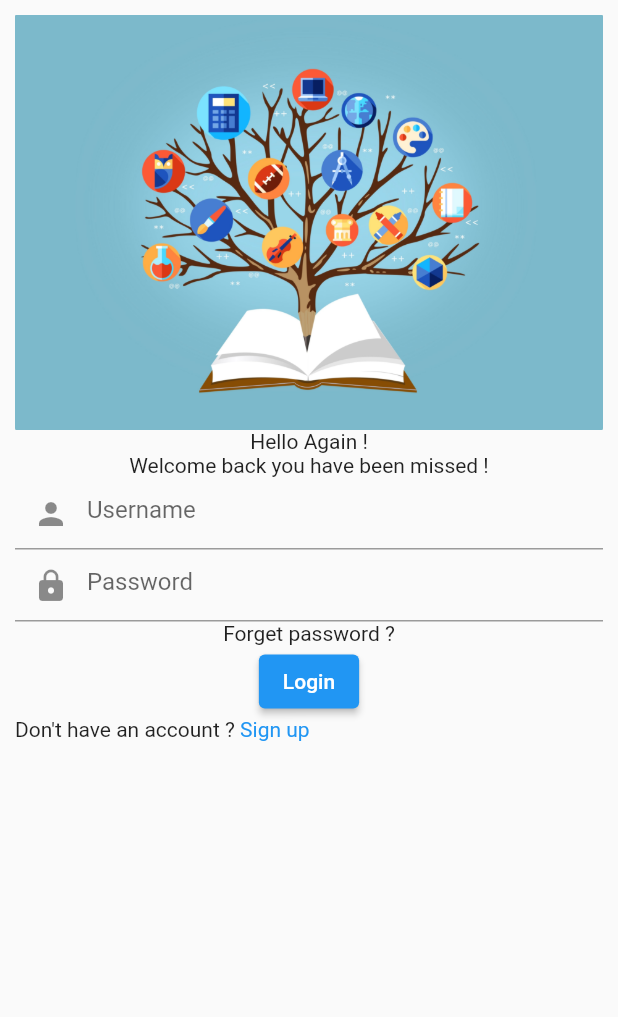
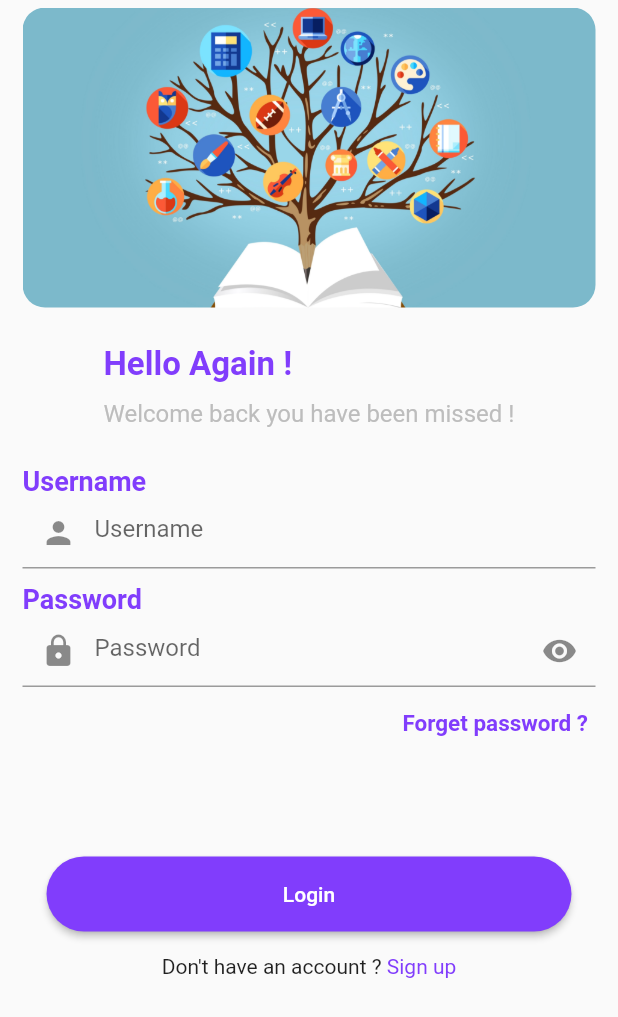
Before and after one commit to RegisSalesRA/django_flutter_college, a Flutter app: the screen it shows after launch, on a phone screen of 412 x 824 dp. Shown: the top 1017 px of the screen. Run offline on Flutter 3.47's test engine with Material 2 defaults, Android fonts, the phone set to English and light mode, and no system bars.

Commit message:
Finish Login Screen Start SignScreen

```diff
--- a/client_flutter/lib/app/colors/colors.dart
+++ b/client_flutter/lib/app/colors/colors.dart
@@ -1,8 +1,8 @@
 import 'package:flutter/material.dart';
 
 abstract class ColorsTheme {
-  static const MaterialColor kToDark = MaterialColor(
-    0xff2595be, // 0% comes in here, this will be color picked if no shade is selected when defining a Color property which doesn’t require a swatch.
+  static const MaterialColor themeColor = MaterialColor(
+    0xff813DFC,
     <int, Color>{
       50: Color(0xFF004999), //10%
       100: Color(0xFF004999), //20%
--- a/client_flutter/lib/app/config/app_config.dart
+++ b/client_flutter/lib/app/config/app_config.dart
@@ -0,0 +1,29 @@
+import 'package:client_flutter/app/colors/colors.dart';
+import 'package:client_flutter/app/config/themes/text_theme.config.dart';
+import 'package:flutter/material.dart';
+import 'package:flutter/services.dart';
+import '../routes/routes.dart';
+
+class AppConfig extends StatelessWidget {
+  const AppConfig({Key? key}) : super(key: key);
+
+  @override
+  Widget build(BuildContext context) {
+    SystemChrome.setPreferredOrientations([DeviceOrientation.portraitUp]);
+    SystemChrome.setSystemUIOverlayStyle(SystemUiOverlayStyle.light);
+    return MaterialApp(
+      title: 'Flutter College',
+      debugShowCheckedModeBanner: false,
+      theme: ThemeData(
+        iconTheme: const IconThemeData(color: ColorsTheme.secondaryColor),
+        colorScheme:
+            ColorScheme.fromSwatch(primarySwatch: ColorsTheme.themeColor)
+                .copyWith(secondary: ColorsTheme.primaryColor),
+        textTheme: textThemeConfig(),
+      ),
+      initialRoute: Routes.initial,
+      routes: Routes.list,
+      navigatorKey: Routes.navigatorKey,
+    );
+  }
+}
--- a/client_flutter/lib/app/routes/routes.dart
+++ b/client_flutter/lib/app/routes/routes.dart
@@ -0,0 +1,18 @@
+import 'package:client_flutter/presentation/signup/signup.dart';
+import 'package:flutter/material.dart';
+
+import '../../presentation/login/login.dart';
+
+class Routes {
+  static Map<String, Widget Function(BuildContext)> list =
+      <String, WidgetBuilder>{
+    '/': (context) => const Login(),
+    '/register': (context) => const SignUp(),
+  };
+
+  static String initial = '/';
+  static String register = '/register';
+  static String chart = '/chart';
+
+  static GlobalKey<NavigatorState>? navigatorKey = GlobalKey<NavigatorState>();
+}
--- a/client_flutter/lib/main.dart
+++ b/client_flutter/lib/main.dart
@@ -1,19 +1,6 @@
-import 'package:client_flutter/presentation/login/login.dart';
 import 'package:flutter/material.dart';
+import 'app/config/app_config.dart';
 
 void main() {
-  runApp(const MyApp());
+  runApp(const AppConfig());
 }
-
-class MyApp extends StatelessWidget {
-  const MyApp({Key? key}) : super(key: key);
-
-  @override
-  Widget build(BuildContext context) {
-    return const MaterialApp(
-      title: 'Flutter Animate Demo',
-      debugShowCheckedModeBanner: false,
-      home: Login(),
-    );
-  }
-}
--- a/client_flutter/lib/presentation/login/login.dart
+++ b/client_flutter/lib/presentation/login/login.dart
@@ -1,4 +1,7 @@
+import 'package:client_flutter/app/colors/colors.dart';
 import 'package:flutter/material.dart';
+
+import '../../app/routes/routes.dart';
 
 class Login extends StatefulWidget {
   const Login({super.key});
@@ -10,40 +13,151 @@ class Login extends StatefulWidget {
 class _LoginState extends State<Login> {
   @override
   Widget build(BuildContext context) {
-    return Scaffold(
-      body: Container(
-        padding: const EdgeInsets.all(10),
+    return SafeArea(
+      child: Scaffold(
+        body: Padding(
+          padding: const EdgeInsets.symmetric(vertical: 5, horizontal: 15),
+          child: SingleChildScrollView(
             child: Column(children: [
-          Image.asset('assets/images/image_login.jpg'),
-          const Text("Hello Again !"),
-          const Text("Welcome back you have been missed !"),
+              Column(
+                children: [
+                  Container(
+                    height: 200,
+                    width: double.infinity,
+                    decoration: const BoxDecoration(
+                      borderRadius: BorderRadius.all(Radius.circular(15)),
+                      image: DecorationImage(
+                        image: AssetImage(
+                          'assets/images/image_login.jpg',
+                        ),
+                        fit: BoxFit.cover,
+                      ),
+                    ),
+                  ),
+                ],
+              ),
+              Column(
+                children: [
+                  Column(
+                    crossAxisAlignment: CrossAxisAlignment.start,
+                    mainAxisAlignment: MainAxisAlignment.start,
+                    children: [
+                      const SizedBox(
+                        height: 25,
+                      ),
+                      Text(
+                        "Hello Again !",
+                        style: Theme.of(context).textTheme.headline1,
+                      ),
+                      const SizedBox(
+                        height: 10,
+                      ),
+                      Text("Welcome back you have been missed !",
+                          style: Theme.of(context).textTheme.headline3),
+                      const SizedBox(
+                        height: 25,
+                      ),
+                    ],
+                  ),
+                  Column(
+                    mainAxisAlignment: MainAxisAlignment.spaceBetween,
+                    children: [
                       Form(
                         child: Column(children: [
+                          Column(
+                            crossAxisAlignment: CrossAxisAlignment.start,
+                            children: [
+                              Text("Username",
+                                  style: Theme.of(context).textTheme.headline2),
                               TextFormField(
                                 decoration: const InputDecoration(
-                    prefixIcon: Icon(Icons.person), hintText: 'Username'),
+
+                                    prefixIcon: Icon(Icons.person),
+                                    hintText: 'Username'),
                               ),
+                            ],
+                          ),
+                          const SizedBox(
+                            height: 10,
+                          ),
+                          Column(
+                            crossAxisAlignment: CrossAxisAlignment.start,
+                            children: [
+                              Text("Password",
+                                  style: Theme.of(context).textTheme.headline2),
                               TextFormField(
-                obscureText: true,
                                 decoration: const InputDecoration(
-                    prefixIcon: Icon(Icons.lock), hintText: 'Password'),
+                                    prefixIcon: Icon(Icons.lock),
+                                    suffixIcon: InkWell(
+                                      child: Icon(Icons.visibility),
+                                    ),
+                                    hintText: 'Password'),
+                              ),
+                            ],
                           ),
                         ]),
                       ),
-          const Text("Forget password ?"),
-          ElevatedButton(onPressed: () {}, child: const Text("Login")),
+                      Padding(
+                        padding: const EdgeInsets.symmetric(
+                            vertical: 15, horizontal: 5),
+                        child: Align(
+                          alignment: Alignment.topRight,
+                          child: InkWell(
+                            child: Text(
+                              "Forget password ?",
+                              style: Theme.of(context).textTheme.headline4,
+                            ),
+                          ),
+                        ),
+                      ),
+                      const SizedBox(
+                        height: 50,
+                      ),
+                    ],
+                  ),
+                ],
+              ),
+              Padding(
+                padding: const EdgeInsets.symmetric(vertical: 15),
+                child: Align(
+                    alignment: Alignment.center,
+                    child: Column(
+                      children: [
+                        SizedBox(
+                          width: 350,
+                          height: 50,
+                          child: ElevatedButton(
+                            style: ElevatedButton.styleFrom(
+                                shape: RoundedRectangleBorder(
+                                    borderRadius: BorderRadius.circular(25))),
+                            onPressed: () {},
+                            child: const Text("Login"),
+                          ),
+                        ),
+                        const SizedBox(
+                          height: 15,
+                        ),
                         Row(
-            children: const [
-              Text("Don't have an account ? "),
+                          mainAxisSize: MainAxisSize.min,
+                          children: [
+                            const Text("Don't have an account ? "),
                             InkWell(
-                child: Text(
+                              onTap: () =>
+                                  Navigator.pushNamed(context, Routes.register),
+                              child: const Text(
                                 "Sign up",
-                  style: TextStyle(color: Colors.blue),
+                                style: TextStyle(
+                                    color: ColorsTheme.secondaryColor),
                               ),
                             )
                           ],
-          )
+                        ),
+                      ],
+                    )),
+              ),
             ]),
+          ),
+        ),
       ),
     );
   }
```
Also changed, not shown: client_flutter/lib/app/helpers/media_size_helper.dart (added, +24 -0 lines), client_flutter/lib/presentation/signup/signup.dart (+121 -0 lines), client_flutter/assets/images/register_screen.png (added), client_flutter/lib/app/config/themes/text_theme.config.dart (added), 1 other file. Lines whose indentation alone changed are shown as unchanged.
